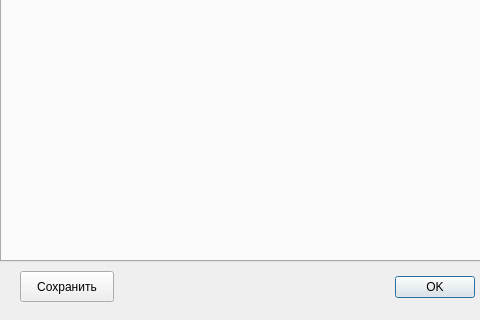
The window that signaldialog.ui (VladislavKrets/modbus) describes before a commit, drawn with Qt 5; both pictures show x 0 to 480 and y 99 to 419 of the 579 by 419 pixel window.
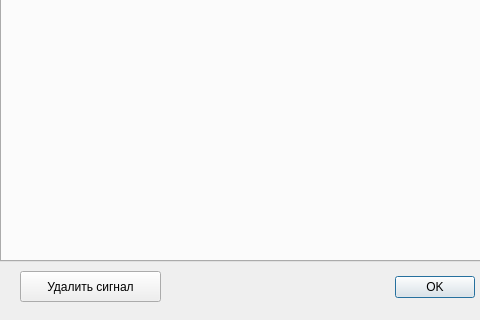
The same window after the commit.

Commit message: removing signals

Diff of the .ui file:
```diff
--- a/signaldialog.ui
+++ b/signaldialog.ui
@@ -47,12 +47,12 @@
     <rect>
      <x>20</x>
      <y>370</y>
-     <width>94</width>
+     <width>141</width>
      <height>31</height>
     </rect>
    </property>
    <property name="text">
-    <string>Сохранить</string>
+    <string>Удалить сигнал</string>
    </property>
   </widget>
  </widget>
```
Left out of the diff: 2 changed lines with no effect on the pictures. The commit also changes 2 other files.
